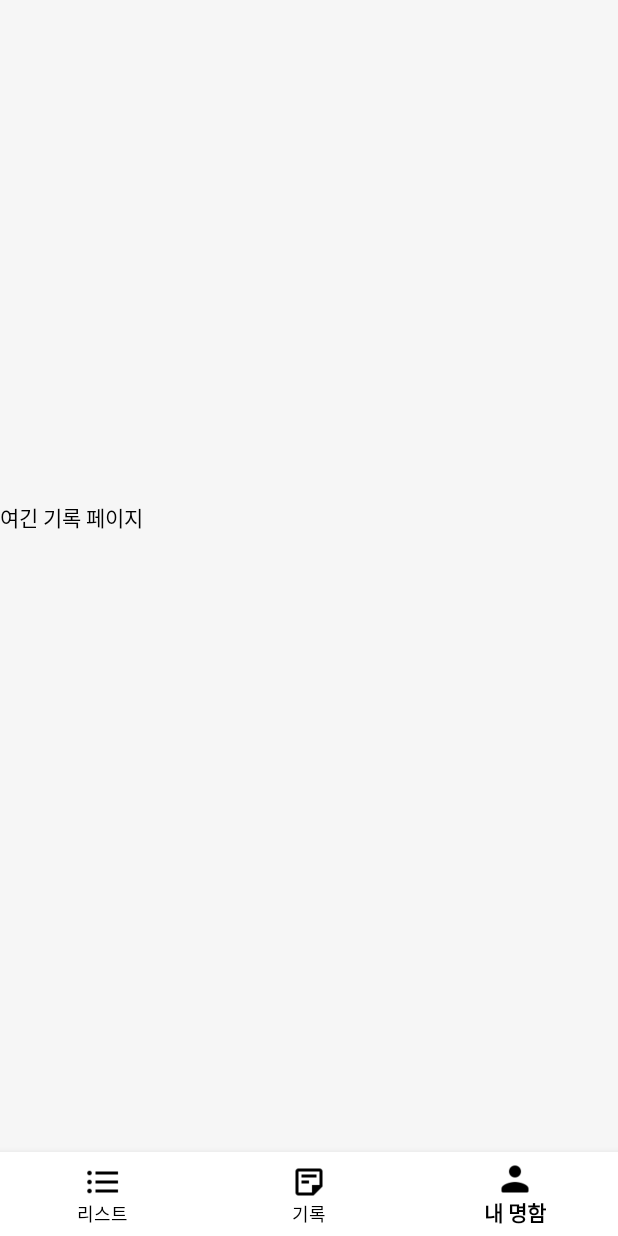
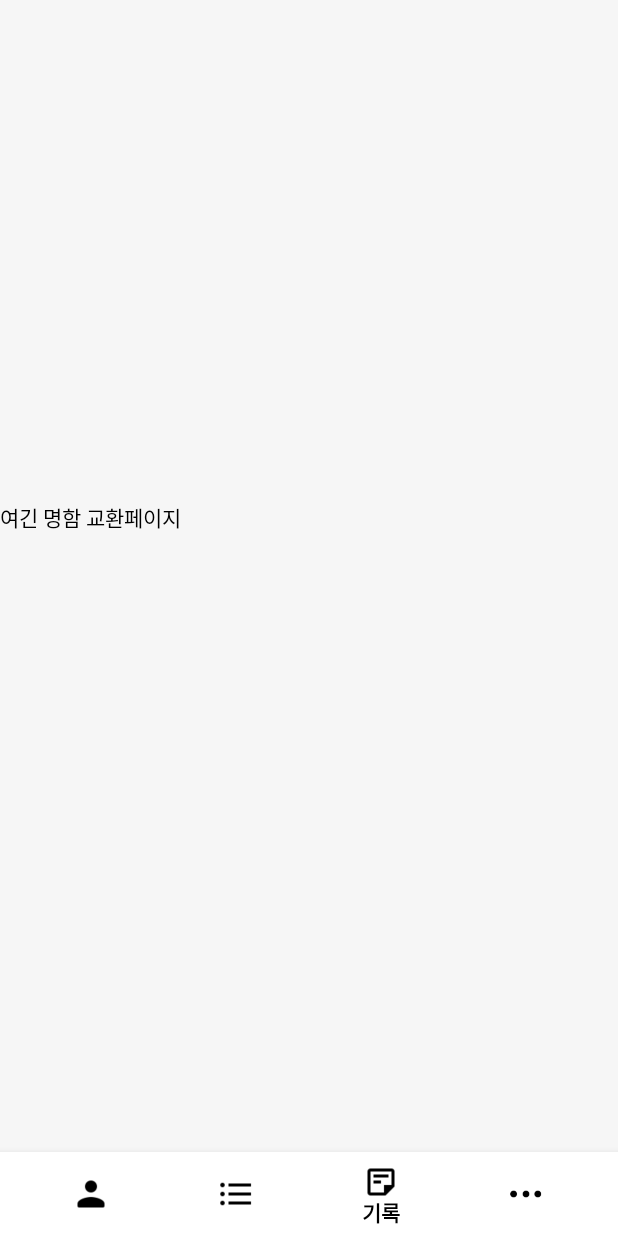
Before and after one commit to OSsunNO/Cname, an Android app: the screen it shows after launch (MainActivity), item 3 of the bottom bar chosen, on a phone screen of 412 x 824 dp. Run offline under Robolectric (Android 15) with nearby library versions, the phone set to English and light mode, and no system bars.

Commit message:
네비바 추가 더보기

```diff
--- /dev/null
+++ b/app/src/main/java/com/example/cname/Frag4.java
@@ -0,0 +1,24 @@
+package com.example.cname;
+
+import android.os.Bundle;
+import android.view.LayoutInflater;
+import android.view.View;
+import android.view.ViewGroup;
+
+import androidx.annotation.NonNull;
+import androidx.annotation.Nullable;
+import androidx.fragment.app.Fragment;
+
+public class Frag4 extends Fragment {
+    private View view;
+
+
+    @Nullable
+    @Override
+    public View onCreateView(@NonNull LayoutInflater inflater, @Nullable ViewGroup container, @Nullable Bundle savedInstanceState)
+    {
+        view = inflater.inflate(R.layout.frag4,container,false);
+
+        return view;
+    }
+}
--- a/app/src/main/java/com/example/cname/MainActivity.java
+++ b/app/src/main/java/com/example/cname/MainActivity.java
@@ -18,6 +18,7 @@
     private Frag1 frag1;
     private Frag2 frag2;
     private Frag3 frag3;
+    private Frag4 frag4;
 
     @Override
     protected void onCreate(Bundle savedInstanceState)
@@ -42,6 +43,8 @@
                     case R.id.action_myNameCard:
                         setFrag(2);
                         break;
+                    case R.id.action_more:
+                        setFrag(4);
                 }
                 return true;
             }
@@ -50,6 +53,7 @@
         frag1=new Frag1();
         frag2=new Frag2();
         frag3=new Frag3();
+        frag4=new Frag4();
         setFrag(0); // 첫 프래그먼트 화면 지정
     }
 
@@ -74,6 +78,10 @@
                 ft.replace(R.id.Main_Frame,frag3);
                 ft.commit();
                 break;
+            case 3:
+                ft.replace(R.id.Main_Frame,frag4);
+                ft.commit();
+                break;
 
         }
     }
--- a/app/src/main/res/menu/menulist.xml
+++ b/app/src/main/res/menu/menulist.xml
@@ -1,5 +1,12 @@
 <?xml version="1.0" encoding="utf-8"?>
-<menu xmlns:android="http://schemas.android.com/apk/res/android">
+<menu xmlns:app="http://schemas.android.com/apk/res-auto"
+    xmlns:android="http://schemas.android.com/apk/res/android">
+
+    <item
+        android:id="@+id/action_myNameCard"
+        android:enabled="true"
+        android:icon="@drawable/user_icon"
+        android:title="내 프로필" />
 
     <item
         android:id="@+id/action_list"
@@ -14,9 +21,9 @@
         android:title="기록"/>
 
     <item
-        android:id="@+id/action_myNameCard"
+        android:id="@+id/action_more"
         android:enabled="true"
-        android:icon="@drawable/user_icon"
-        android:title="내 명함"/>
+        android:icon="@drawable/more_icon"
+        android:title="더보기" />
 
 </menu>
```
Also changed, not shown: app/src/main/res/layout/frag4.xml (added, +18 -0 lines), app/src/main/res/drawable-v24/more_icon.png (added).
